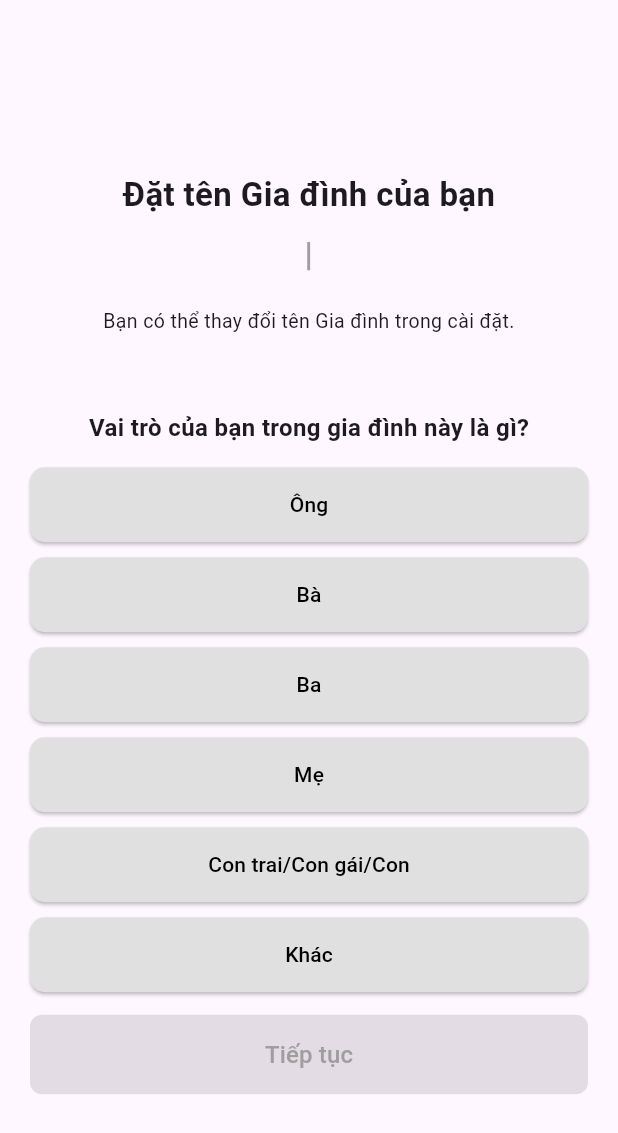
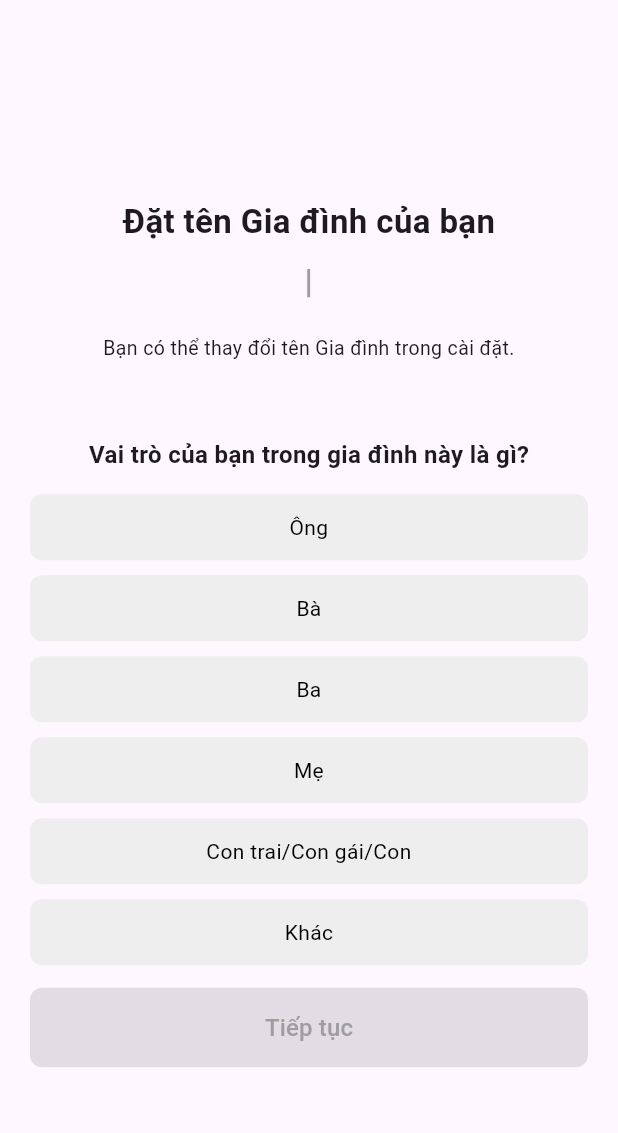
Before and after one commit to baonguyen210/nest_mobile, a Flutter app: the TaoNhomScreen screen opened directly, on a phone screen of 412 x 824 dp. Shown: the top 1133 px of the screen. Run offline on Flutter 3.47's test engine with Material 3 defaults, Android fonts, the phone set to English and light mode, and no system bars; our stand-ins replace table_calendar.

Commit message:
update setting

```diff
--- a/lib/joinfamily.dart
+++ b/lib/joinfamily.dart
@@ -26,17 +26,17 @@ class ThamGiaGiaDinh extends StatelessWidget {
           children: [
             // Image.asset('assets/images/AE.png', height: 100),
             // SizedBox(height: 20),
-            SizedBox(height: 120),
+            SizedBox(height: 40),
             Text(
                 'Xin chào! Bây giờ, bạn có thể tham gia hoặc tạo gia đình của bạn',
                 style: TextStyle(fontSize: 18, fontWeight: FontWeight.bold),
                 textAlign: TextAlign.center),
             SizedBox(height: 20),
-            Image.asset('assets/images/s.png', height: 350),
+            Image.asset('assets/images/s.png', height: 320),
             // SizedBox(height: 0),
             Text('Lưu giữ kỷ niệm cùng nhau!',
                 style: TextStyle(color: Colors.red)),
-            SizedBox(height: 120),
+            SizedBox(height: 50),
             Text('Gia đình bạn chỉ được tiếp cận với nhau qua mã.',
                 textAlign: TextAlign.center),
             SizedBox(height: 20),
@@ -197,7 +197,7 @@ class _NhapMaScreenState extends State<NhapMaScreen> {
                 ),
               ),
             ),
-            SizedBox(height: 100),
+            SizedBox(height: 180),
             Text(
               'HOẶC',
               style: TextStyle(
@@ -261,7 +261,7 @@ class _TaoNhomScreenState extends State<TaoNhomScreen> {
             TextField(
               controller: _controller,
               onChanged: (value) {
-                setState(() {});
+                setState(() {}); // Cập nhật trạng thái khi nhập tên
               },
               decoration: InputDecoration(
                 hintText: '|',
@@ -275,7 +275,6 @@ class _TaoNhomScreenState extends State<TaoNhomScreen> {
               ),
               textAlign: TextAlign.center,
             ),
-
             SizedBox(height: 10),
             Text('Bạn có thể thay đổi tên Gia đình trong cài đặt.',
                 textAlign: TextAlign.center, style: TextStyle(fontSize: 13)),
@@ -297,7 +296,8 @@ class _TaoNhomScreenState extends State<TaoNhomScreen> {
             SizedBox(
               width: double.infinity,
               child: ElevatedButton(
-                onPressed: selectedRole != null // Chỉ cho phép tiếp tục khi đã chọn vai trò
+                onPressed: _controller.text.isNotEmpty &&
+                    selectedRole != null
                     ? () {
                   Navigator.push(
                     context,
@@ -305,10 +305,12 @@ class _TaoNhomScreenState extends State<TaoNhomScreen> {
                         builder: (context) => CalendarPage()),
                   );
                 }
-                    : null, // Nếu chưa chọn vai trò, disable button
+                    : null, // Nếu chưa nhập tên gia đình hoặc chưa chọn vai trò, disable button
                 style: ElevatedButton.styleFrom(
-                  backgroundColor:
-                  selectedRole != null ? Colors.blue : Colors.grey[300],
+                  backgroundColor: _controller.text.isNotEmpty &&
+                      selectedRole != null
+                      ? Colors.blue
+                      : Colors.grey[300],
                   padding: EdgeInsets.symmetric(vertical: 15),
                   shape: RoundedRectangleBorder(
                       borderRadius: BorderRadius.circular(8)),
@@ -316,7 +318,10 @@ class _TaoNhomScreenState extends State<TaoNhomScreen> {
                 child: Text(
                   'Tiếp tục',
                   style: TextStyle(
-                      color: selectedRole != null ? Colors.white : Colors.grey,
+                      color: _controller.text.isNotEmpty &&
+                          selectedRole != null
+                          ? Colors.white
+                          : Colors.grey,
                       fontSize: 16),
                 ),
               ),
@@ -327,25 +332,26 @@ class _TaoNhomScreenState extends State<TaoNhomScreen> {
     );
   }
 
-  Widget buildRoleButton(String text) {
-    return Padding(
-      padding: const EdgeInsets.symmetric(vertical: 5.0),
-      child: ElevatedButton(
-        onPressed: () {
-          setState(() {
-            selectedRole = text; // Cập nhật vai trò đã chọn
-          });
-        },
-        style: ElevatedButton.styleFrom(
-          backgroundColor: selectedRole == text ? Colors.blue : Colors.grey[300],
-          minimumSize: Size(double.infinity, 50),
-          shape: RoundedRectangleBorder(borderRadius: BorderRadius.circular(10)),
+  Widget buildRoleButton(String role) {
+    return GestureDetector(
+      onTap: () {
+        setState(() {
+          selectedRole = role;
+        });
+      },
+      child: Container(
+        margin: EdgeInsets.symmetric(vertical: 5),
+        padding: EdgeInsets.all(12),
+        decoration: BoxDecoration(
+          color: selectedRole == role ? Colors.blue : Colors.grey[200],
+          borderRadius: BorderRadius.circular(8),
         ),
+        width: double.infinity,
         child: Text(
-          text,
+          role,
+          textAlign: TextAlign.center,
           style: TextStyle(
-            color: selectedRole == text ? Colors.white : Colors.black,
-          ),
+              color: selectedRole == role ? Colors.white : Colors.black),
         ),
       ),
     );
--- a/lib/login.dart
+++ b/lib/login.dart
@@ -32,7 +32,7 @@ class _AuthScreenState extends State<AuthScreen> {
           mainAxisAlignment: MainAxisAlignment.center,
           children: [
             SizedBox(height: 20),
-            Image.asset('assets/images/AE.png', height: 250, width: 230, fit: BoxFit.contain),
+            Image.asset('assets/images/AE.png', height: 200, width: 200, fit: BoxFit.contain),
             SizedBox(height: 0),
             Text('MXH DÀNH CHO GIA ĐÌNH', style: TextStyle(fontSize: 20, fontWeight: FontWeight.bold)),
             SizedBox(height: 10),
--- a/pubspec.yaml
+++ b/pubspec.yaml
@@ -58,7 +58,9 @@ flutter:
   # included with your application, so that you can use the icons in
   # the material Icons class.
   uses-material-design: true
-
+  assets:
+    - assets/images/AE.png
+    - assets/images/s.png
   # To add assets to your application, add an assets section, like this:
   # assets:
   #   - images/a_dot_burr.jpeg
```
